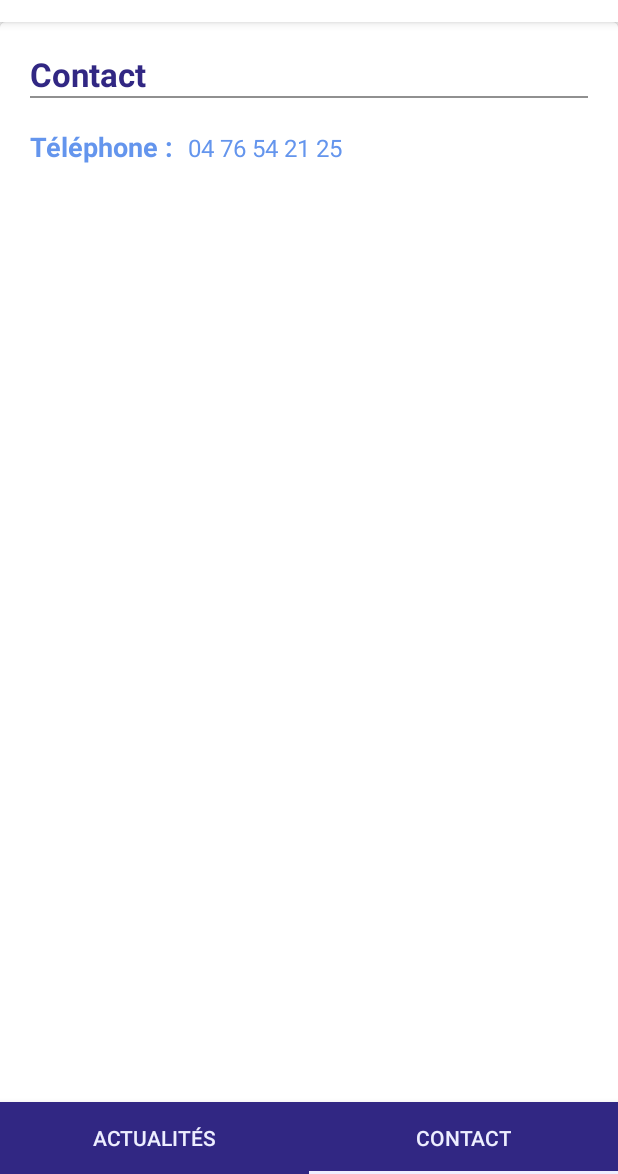
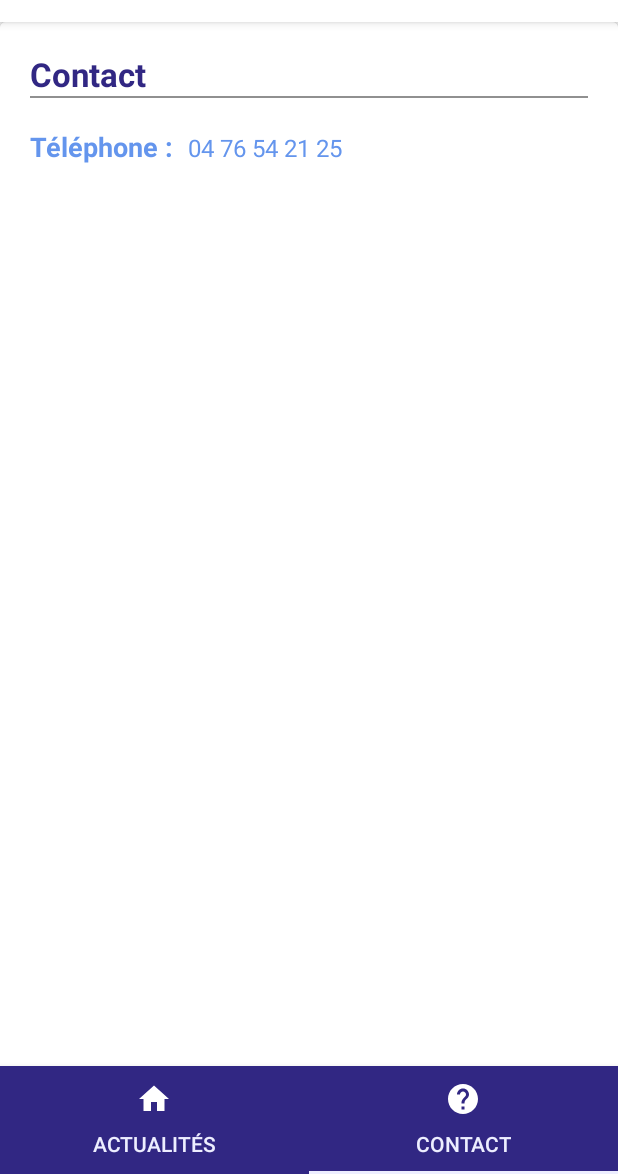
Before and after one commit to amelielaurent/appnews, an Android app: the screen it shows after launch (MainActivity), item 2 of the bottom bar chosen, on a phone screen of 412 x 824 dp, the part 62-1236 px from its top. Run offline under Robolectric (Android 15) with nearby library versions, the phone set to English and light mode, and no system bars; our stand-ins replace Room's generated code; 1 statement that could not run was skipped.

Commit message:
Ajout icone dans le tablayout

```diff
--- a/app/src/main/java/com/newsgobelins/user/appnews/activities/MainActivity.java
+++ b/app/src/main/java/com/newsgobelins/user/appnews/activities/MainActivity.java
@@ -30,12 +30,20 @@
         ViewPager viewPager = (ViewPager) findViewById(R.id.pager);
         TabLayout tabLayout = (TabLayout) findViewById(R.id.tab_layout);
 
+
         PageAdapter adapter = new PageAdapter(getSupportFragmentManager());
        adapter.addFragment(new ArticleListFragment(), "Actualités");
         adapter.addFragment(new ContactFragment(), "Contact");
 
         viewPager.setAdapter(adapter);
         tabLayout.setupWithViewPager(viewPager);
+
+        int[] tabIcons = {
+                R.drawable.ic_home,
+                R.drawable.ic_help,
+        };
+        tabLayout.getTabAt(0).setIcon(tabIcons[0]);
+        tabLayout.getTabAt(1).setIcon(tabIcons[1]);
     }
 
     /*private void showArticleList() {
--- /dev/null
+++ b/app/src/main/res/drawable/ic_help.xml
@@ -0,0 +1,5 @@
+<vector android:height="24dp" android:tint="#FFFFFF"
+    android:viewportHeight="24.0" android:viewportWidth="24.0"
+    android:width="24dp" xmlns:android="http://schemas.android.com/apk/res/android">
+    <path android:fillColor="#FFFFFF" android:pathData="M12,2C6.48,2 2,6.48 2,12s4.48,10 10,10 10,-4.48 10,-10S17.52,2 12,2zM13,19h-2v-2h2v2zM15.07,11.25l-0.9,0.92C13.45,12.9 13,13.5 13,15h-2v-0.5c0,-1.1 0.45,-2.1 1.17,-2.83l1.24,-1.26c0.37,-0.36 0.59,-0.86 0.59,-1.41 0,-1.1 -0.9,-2 -2,-2s-2,0.9 -2,2L8,9c0,-2.21 1.79,-4 4,-4s4,1.79 4,4c0,0.88 -0.36,1.68 -0.93,2.25z"/>
+</vector>
--- /dev/null
+++ b/app/src/main/res/drawable/ic_home.xml
@@ -0,0 +1,5 @@
+<vector android:height="24dp" android:tint="#FFFFFF"
+    android:viewportHeight="24.0" android:viewportWidth="24.0"
+    android:width="24dp" xmlns:android="http://schemas.android.com/apk/res/android">
+    <path android:fillColor="#FFFFFF" android:pathData="M10,20v-6h4v6h5v-8h3L12,3 2,12h3v8z"/>
+</vector>
```
